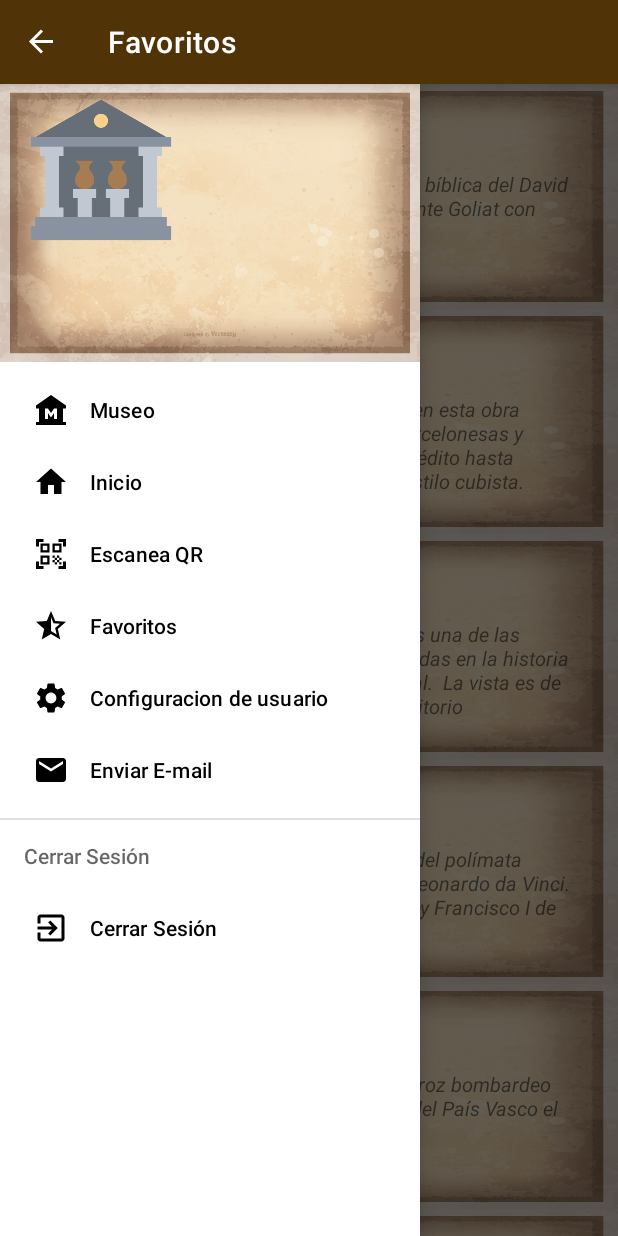
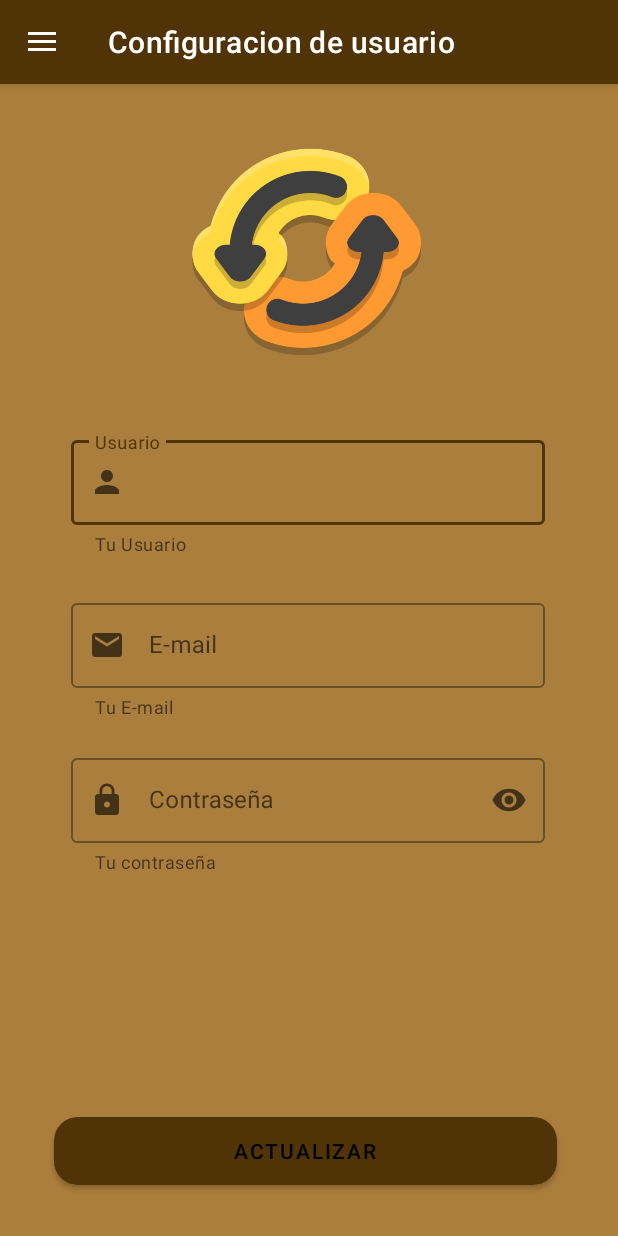
Before and after one commit to AlfredoGari/Aplicacion_Museo, an Android app: the navigation_user screen opened directly, with no data from a screen before it, in the side drawer, after a tap on "Configuracion de usuario", on a phone screen of 412 x 824 dp. Run offline under Robolectric (Android 15) with nearby library versions, the phone set to English and light mode, and no system bars; libraries missing offline, so code that uses them is left out: com.google.zxing.integration; 6 statements that could not run were skipped.

Commit message:
Implementacion de Editar Usuario, persiste el problema con el navigation_contrasena_fragments.xml dentro de la carpeta de Navegacion.

```diff
--- /dev/null
+++ b/app/src/main/java/com/example/museo/EditUsuarioFragment.kt
@@ -0,0 +1,39 @@
+package com.example.museo
+
+import android.os.Bundle
+import androidx.fragment.app.Fragment
+import android.view.LayoutInflater
+import android.view.View
+import android.view.ViewGroup
+import android.widget.EditText
+import com.example.museo.databinding.FragmentEditUsuarioBinding
+
+
+class EditUsuarioFragment : Fragment() {
+
+    private lateinit var binding: FragmentEditUsuarioBinding
+    override fun onCreateView(
+        inflater: LayoutInflater, container: ViewGroup?,
+        savedInstanceState: Bundle?
+    ): View? {
+        binding = FragmentEditUsuarioBinding.inflate(inflater, container, false)
+        return binding.root
+    }
+
+    override fun onActivityCreated(savedInstanceState: Bundle?) {
+        super.onActivityCreated(savedInstanceState)
+        if(arguments != null){
+            val usuario = requireArguments().getString("usuario")
+            val contra = requireArguments().getString("contraseña")
+            val email = requireArguments().getString("email")
+            val et: EditText = binding.userchange
+            val et1: EditText = binding.emailchange
+            val et2: EditText = binding.contrachange
+            et.setText(usuario)
+            et1.setText(email)
+            et2.setText(contra)
+        }
+    }
+
+
+}
--- a/app/src/main/java/com/example/museo/navigation_user.kt
+++ b/app/src/main/java/com/example/museo/navigation_user.kt
@@ -57,8 +57,8 @@ class navigation_user : AppCompatActivity() {
 
             when(it.itemId){
 
-                R.id.nav_home ->replaceFragment(HomeFragment(), it.title.toString())
-                R.id.nav_fav ->replaceFragment(FavoriteFragment() , it.title.toString())
+                R.id.nav_home ->replaceFragment(HomeFragment(), it.title.toString(), persona)
+                R.id.nav_fav ->replaceFragment(FavoriteFragment() , it.title.toString(), persona)
                 R.id.nav_cs ->{
                     startActivity(abrir)
                     finish()
@@ -74,6 +74,9 @@ class navigation_user : AppCompatActivity() {
                 R.id.nav_qr ->{
                     initScanner()
                 }
+                R.id.nav_set->{
+                    replaceFragment(EditUsuarioFragment(), it.title.toString(), persona)
+                }
 
 
             }
@@ -82,7 +85,12 @@ class navigation_user : AppCompatActivity() {
 
     }
 
-    private fun replaceFragment(fragment: Fragment, title: String){
+    private fun replaceFragment(fragment: Fragment, title: String, persona: Usuario){
+        val bundle = Bundle()
+        bundle.putString("usuario", persona.usua.toString())
+        bundle.putString("contraseña", persona.contr.toString())
+        bundle.putString("email", persona.ema.toString())
+        fragment.arguments = bundle
         val fragmentManager = supportFragmentManager
         val fragmentTransaction= fragmentManager.beginTransaction()
         fragmentTransaction.replace(R.id.framelayout, fragment)
--- /dev/null
+++ b/app/src/main/res/layout/fragment_edit_usuario.xml
@@ -0,0 +1,104 @@
+<?xml version="1.0" encoding="utf-8"?>
+<androidx.constraintlayout.widget.ConstraintLayout xmlns:android="http://schemas.android.com/apk/res/android"
+    xmlns:tools="http://schemas.android.com/tools"
+    android:layout_width="match_parent"
+    android:layout_height="match_parent"
+    xmlns:app="http://schemas.android.com/apk/res-auto"
+    tools:context=".EditUsuarioFragment"
+    android:background="@color/brown">
+
+    <com.google.android.material.textfield.TextInputLayout
+        style="@style/Widget.MaterialComponents.TextInputLayout.OutlinedBox"
+        android:layout_width="316dp"
+        android:layout_height="87dp"
+        android:layout_marginLeft="47dp"
+        app:helperText="@string/tuu"
+        android:hint="@string/usu"
+        app:layout_constraintBottom_toBottomOf="parent"
+        app:layout_constraintHorizontal_bias="0.0"
+        app:layout_constraintLeft_toLeftOf="parent"
+        app:layout_constraintRight_toRightOf="parent"
+        app:layout_constraintTop_toTopOf="parent"
+        app:startIconDrawable="@drawable/usuario_item"
+        app:layout_constraintVertical_bias="0.341">
+
+        <com.google.android.material.textfield.TextInputEditText
+            android:id="@+id/userchange"
+            android:layout_width="match_parent"
+            android:layout_height="wrap_content" />
+    </com.google.android.material.textfield.TextInputLayout>
+
+    <com.google.android.material.textfield.TextInputLayout
+
+        android:id="@+id/textInputLayout"
+        style="@style/Widget.MaterialComponents.TextInputLayout.OutlinedBox"
+        android:layout_width="316dp"
+        android:layout_height="87dp"
+        android:layout_marginLeft="47dp"
+        android:hint="@string/con"
+        app:endIconMode="password_toggle"
+        app:layout_constraintBottom_toBottomOf="parent"
+        app:layout_constraintLeft_toLeftOf="parent"
+        app:layout_constraintTop_toTopOf="parent"
+        app:helperText="@string/tuc"
+        app:layout_constraintVertical_bias="0.652"
+        app:startIconDrawable="@drawable/candado">
+
+        <com.google.android.material.textfield.TextInputEditText
+            android:id="@+id/contrachange"
+            android:layout_width="match_parent"
+            android:layout_height="wrap_content"
+            android:inputType="textPassword"
+            app:layout_constraintBottom_toBottomOf="parent"
+            app:layout_constraintLeft_toLeftOf="parent"
+            app:layout_constraintTop_toTopOf="parent" />
+    </com.google.android.material.textfield.TextInputLayout>
+
+    <com.google.android.material.textfield.TextInputLayout
+        style="@style/Widget.MaterialComponents.TextInputLayout.OutlinedBox"
+        android:layout_width="316dp"
+        android:layout_height="87dp"
+        android:layout_marginLeft="47dp"
+        android:hint="@string/email"
+        app:helperText="@string/tue"
+        app:startIconDrawable="@drawable/email"
+        app:layout_constraintBottom_toBottomOf="parent"
+        app:layout_constraintHorizontal_bias="0.0"
+        app:layout_constraintLeft_toLeftOf="parent"
+        app:layout_constraintRight_toRightOf="parent"
+        app:layout_constraintTop_toTopOf="parent">
+
+        <com.google.android.material.textfield.TextInputEditText
+            android:id="@+id/emailchange"
+            android:layout_width="match_parent"
+            android:layout_height="wrap_content" />
+    </com.google.android.material.textfield.TextInputLayout>
+
+    <Button
+        android:id="@+id/crearusu"
+        android:layout_width="335dp"
+        android:layout_height="45dp"
+        android:layout_marginLeft="36dp"
+        android:background="@drawable/boton_redondeado"
+        android:backgroundTint="#000000"
+        android:text="@string/actua"
+        android:textColor="@color/black"
+        app:layout_constraintBottom_toBottomOf="parent"
+        app:layout_constraintLeft_toLeftOf="parent"
+        app:layout_constraintTop_toTopOf="parent"
+        app:layout_constraintVertical_bias="0.953" />
+
+    <ImageView
+        android:id="@+id/imageView"
+        android:layout_width="172dp"
+        android:layout_height="157dp"
+        android:layout_marginLeft="116dp"
+        app:layout_constraintBottom_toBottomOf="parent"
+        app:layout_constraintLeft_toLeftOf="parent"
+        app:layout_constraintTop_toTopOf="parent"
+        app:layout_constraintVertical_bias="0.055"
+        app:srcCompat="@drawable/systemsoftwareupdate_94333" />
+
+
+
+</androidx.constraintlayout.widget.ConstraintLayout>
--- a/app/src/main/res/values/strings.xml
+++ b/app/src/main/res/values/strings.xml
@@ -34,6 +34,7 @@
     <string name="mailmus">museum@gmail.com</string>
     <string name="sub">Apreciación</string>
     <string name="intro">Me gustaria realizar la siguiente apreciación:</string>
+    <string name="actua">Actualizar</string>
 
     <string name="helpfor">*Ingrese su usuario</string>
     <string name="helpforc">*Ingrese su nueva contraseña</string>
@@ -44,6 +45,10 @@
     <string name="scan">Escanea QR</string>
     <string name="listac">Lista completa</string>
 
+    <string name="tuc">Tu contraseña</string>
+    <string name="tue">Tu E-mail</string>
+    <string name="tuu">Tu Usuario</string>
+
 
 
 </resources>
```
Also changed, not shown: app/src/main/res/drawable/systemsoftwareupdate_94333.png (added).
